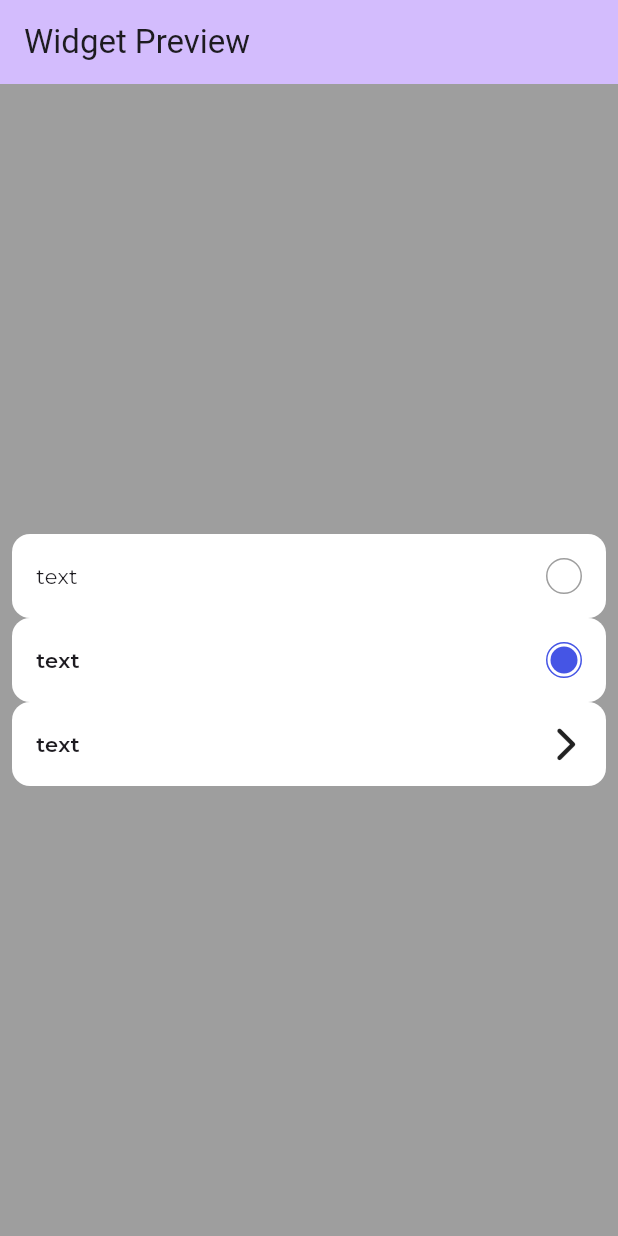
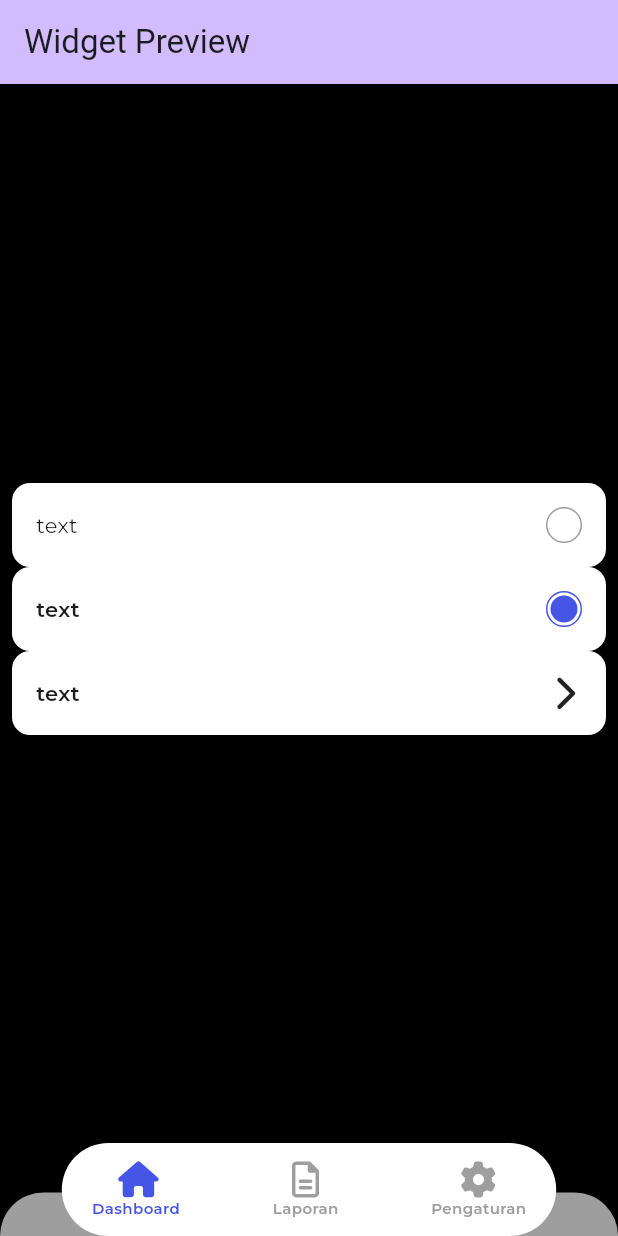
Before and after one commit to Mallvinorz/Proof-Master-App, a Flutter app: the screen it shows after launch, on a phone screen of 412 x 824 dp. Run offline on Flutter 3.47's test engine with Material 3 defaults, Android fonts, the phone set to English and light mode, and no system bars; our stand-ins replace font_awesome_flutter, google_fonts.

Commit message:
add: bottom bar widget

```diff
--- a/lib/main.dart
+++ b/lib/main.dart
@@ -1,5 +1,6 @@
 import 'package:flutter/material.dart';
 import 'package:proofmaster/theme/text_theme.dart';
+import 'package:proofmaster/widgets/bottom_bar.dart';
 import 'package:proofmaster/widgets/option_item.dart';
 import 'package:proofmaster/widgets/setting_menu_item.dart';
 
@@ -54,12 +55,13 @@
   @override
   Widget build(BuildContext context) {
     return Scaffold(
-      backgroundColor: Colors.grey,
+      backgroundColor: Colors.black,
       appBar: AppBar(
         backgroundColor: Theme.of(context).colorScheme.inversePrimary,
         title: const Text("Widget Preview"),
       ),
       body: Center(child: children),
+      bottomNavigationBar: const BottomBar(),
     );
   }
 }
--- /dev/null
+++ b/lib/widgets/bottom_bar.dart
@@ -0,0 +1,100 @@
+import 'package:flutter/material.dart';
+import 'package:font_awesome_flutter/font_awesome_flutter.dart';
+import 'package:proofmaster/theme/color_theme.dart';
+import 'package:proofmaster/theme/text_theme.dart';
+
+class BottomBar extends StatefulWidget {
+  const BottomBar({super.key});
+
+  @override
+  State<BottomBar> createState() => _BottomBarState();
+}
+
+class _BottomBarState extends State<BottomBar> {
+  int _selectedIndex = 0;
+  // int _index = -1;
+  final List<BottomBarItem> _widgetOptions = <BottomBarItem>[
+    BottomBarItem(text: 'Dashboard', icon: FontAwesomeIcons.home
+        // style: optionStyle,
+        ),
+    BottomBarItem(text: 'Laporan', icon: FontAwesomeIcons.fileLines
+        // style: optionStyle,
+        ),
+    BottomBarItem(text: 'Pengaturan', icon: FontAwesomeIcons.gear
+        // style: optionStyle,
+        ),
+  ];
+
+  void _onItemTapped(int index) {
+    setState(() {
+      _selectedIndex = index;
+    });
+  }
+
+  @override
+  Widget build(BuildContext context) {
+    final fullWidth = MediaQuery.of(context).size.width;
+    return SizedBox(
+      height: 68,
+      child: Stack(
+        children: [
+          Align(
+            alignment: Alignment.bottomCenter,
+            child: Container(
+              height: 29,
+              decoration: const BoxDecoration(
+                color: Colors.grey,
+                borderRadius: BorderRadius.only(
+                    topLeft: Radius.circular(32),
+                    topRight: Radius.circular(32)),
+              ),
+            ),
+          ),
+          Align(
+            alignment: Alignment.bottomCenter,
+            child: Container(
+                width: fullWidth * 0.8,
+                padding: const EdgeInsets.symmetric(horizontal: 12, vertical: 4),
+                decoration: const BoxDecoration(
+                    borderRadius: BorderRadius.all(Radius.circular(32)),
+                    color: Colors.white),
+                child: Row(
+                  mainAxisAlignment: MainAxisAlignment.spaceBetween,
+                  children: [
+                    ..._widgetOptions.map((item) {
+                      final index = _widgetOptions.indexOf(item);
+                      return IconButton(
+                          onPressed: () => _onItemTapped(index),
+                          icon: Column(
+                            mainAxisSize: MainAxisSize.min,
+                            children: [
+                              Icon(
+                                item.icon,
+                                color: index == _selectedIndex
+                                    ? CustomColorTheme.colorPrimary
+                                    : Colors.grey,
+                              ),
+                              Text(item.text,
+                                  style:
+                                      proofMasterTextTheme.labelSmall?.copyWith(
+                                    color: index == _selectedIndex
+                                        ? CustomColorTheme.colorPrimary
+                                        : Colors.grey,
+                                  ))
+                            ],
+                          ));
+                    })
+                  ],
+                )),
+          ),
+        ],
+      ),
+    );
+  }
+}
+
+class BottomBarItem {
+  final String text;
+  final IconData icon;
+  BottomBarItem({required this.text, required this.icon});
+}
```
